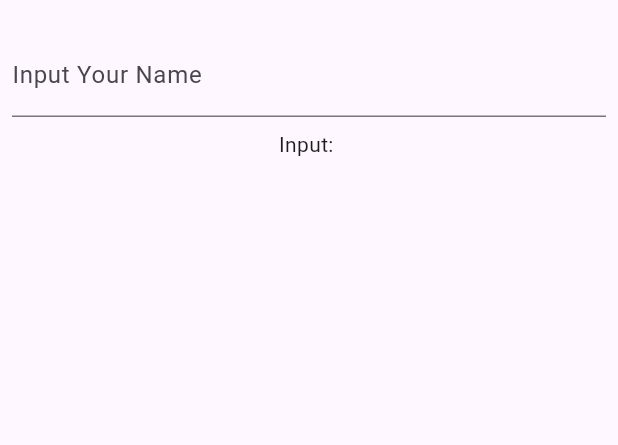
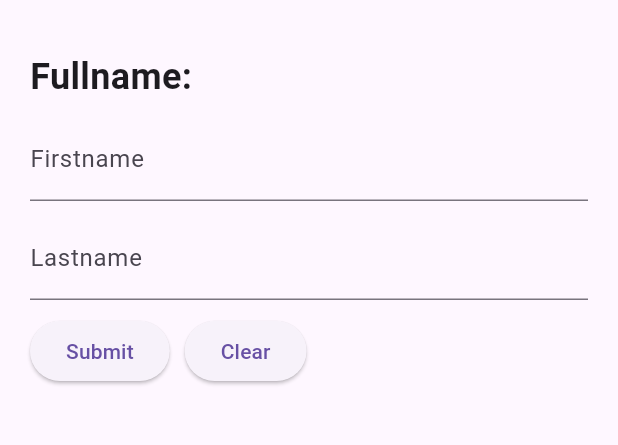
Before and after one commit to mobileapp-68/textform, a Flutter app: the screen it shows after launch, on a phone screen of 412 x 824 dp, the part 63-508 px from its top. Run offline on Flutter 3.47's test engine with Material 3 defaults, Android fonts, the phone set to English and light mode, and no system bars; our stand-ins replace flutter_form_builder, flutter_hooks.

Commit message:
Implement text input form with firstname and lastname fields, including validation and clear functionality

```diff
--- a/lib/main.dart
+++ b/lib/main.dart
@@ -1 +1,84 @@
-void main() {}
+import 'package:flutter/material.dart';
+
+void main() {
+  runApp(const MyApp());
+}
+
+class MyApp extends StatelessWidget {
+  const MyApp({super.key});
+
+  @override
+  Widget build(BuildContext context) {
+    return MaterialApp(
+      home: Scaffold(
+        appBar: AppBar(title: Text("Text Form")),
+        body: MyForm(),
+      ),
+    );
+  }
+}
+
+class MyForm extends StatefulWidget {
+  const MyForm({super.key});
+
+  @override
+  State<MyForm> createState() => _MyFormState();
+}
+
+class _MyFormState extends State<MyForm> {
+  String _firstname = "";
+  String _lastname = "";
+
+  @override
+  Widget build(BuildContext context) {
+    return Padding(
+      padding: const EdgeInsets.all(20.0),
+      child: Column(
+        spacing: 10,
+        crossAxisAlignment: .start,
+        children: [
+          Text(
+            "Fullname: $_firstname $_lastname",
+            style: TextStyle(fontSize: 24, fontWeight: .bold),
+          ),
+          TextField(
+            decoration: const InputDecoration(labelText: "Firstname"),
+            onChanged: (value) => setState(() {
+              _firstname = value;
+            }),
+          ),
+          TextField(
+            decoration: const InputDecoration(labelText: "Lastname"),
+            onChanged: (value) => setState(() {
+              _lastname = value;
+            }),
+          ),
+          Row(
+            spacing: 10,
+            children: [
+              ElevatedButton(
+                onPressed: () {
+                  if (_firstname.isEmpty || _lastname.isEmpty) {
+                    ScaffoldMessenger.of(context).showSnackBar(
+                      SnackBar(content: Text("Please fill in all fields")),
+                    );
+                  }
+                },
+                child: Text("Submit"),
+              ),
+              ElevatedButton(
+                onPressed: () {
+                  setState(() {
+                    _firstname = "";
+                    _lastname = "";
+                  });
+                },
+                child: Text("Clear"),
+              ),
+            ],
+          ),
+        ],
+      ),
+    );
+  }
+}
--- a/lib/t01_simple_textfield.dart
+++ b/lib/t01_simple_textfield.dart
@@ -12,38 +12,71 @@ class MyApp extends StatelessWidget {
     return MaterialApp(
       home: Scaffold(
         appBar: AppBar(title: Text("Text Form")),
-        body: SimpleTextField(),
+        body: MyForm(),
       ),
     );
   }
 }
 
-class SimpleTextField extends StatefulWidget {
-  const SimpleTextField({super.key});
+class MyForm extends StatefulWidget {
+  const MyForm({super.key});
 
   @override
-  State<SimpleTextField> createState() => _SimpleTextFieldState();
+  State<MyForm> createState() => _MyFormState();
 }
 
-class _SimpleTextFieldState extends State<SimpleTextField> {
-  String _textInput = "";
+class _MyFormState extends State<MyForm> {
+  String _firstname = "";
+  String _lastname = "";
 
   @override
   Widget build(BuildContext context) {
     return Padding(
-      padding: const EdgeInsets.all(8.0),
+      padding: const EdgeInsets.all(20.0),
       child: Column(
-        spacing: 8,
+        spacing: 10,
+        crossAxisAlignment: .start,
         children: [
+          Text(
+            "Fullname: $_firstname $_lastname",
+            style: TextStyle(fontSize: 24, fontWeight: .bold),
+          ),
           TextField(
-            decoration: const InputDecoration(labelText: "Input Your Name"),
-            onChanged: (value) => {
-              setState(() {
-                _textInput = value;
-              }),
-            },
+            decoration: const InputDecoration(labelText: "Firstname"),
+            onChanged: (value) => setState(() {
+              _firstname = value;
+            }),
           ),
-          Text("Input: $_textInput"),
+          TextField(
+            decoration: const InputDecoration(labelText: "Lastname"),
+            onChanged: (value) => setState(() {
+              _lastname = value;
+            }),
+          ),
+          Row(
+            spacing: 10,
+            children: [
+              ElevatedButton(
+                onPressed: () {
+                  if (_firstname.isEmpty || _lastname.isEmpty) {
+                    ScaffoldMessenger.of(context).showSnackBar(
+                      SnackBar(content: Text("Please fill in all fields")),
+                    );
+                  }
+                },
+                child: Text("Submit"),
+              ),
+              ElevatedButton(
+                onPressed: () {
+                  setState(() {
+                    _firstname = "";
+                    _lastname = "";
+                  });
+                },
+                child: Text("Clear"),
+              ),
+            ],
+          ),
         ],
       ),
     );
```
